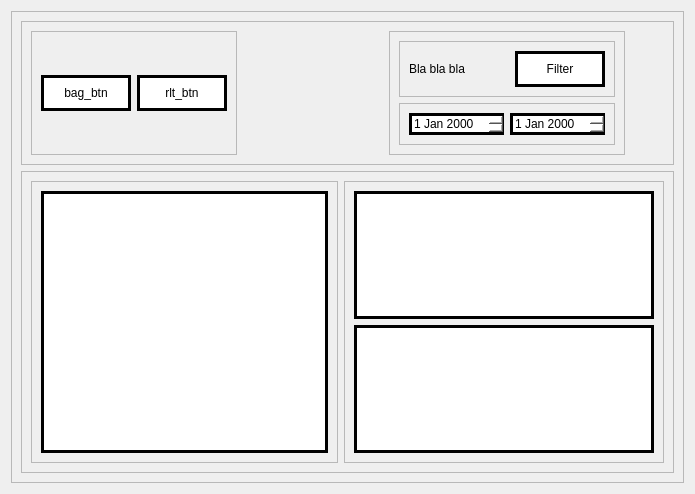
The window that PATP/asset_ctrl/templates/interfaces/patr_view.ui (eduardogm22/controle_patrimonio) describes before a commit, drawn with Qt 5.
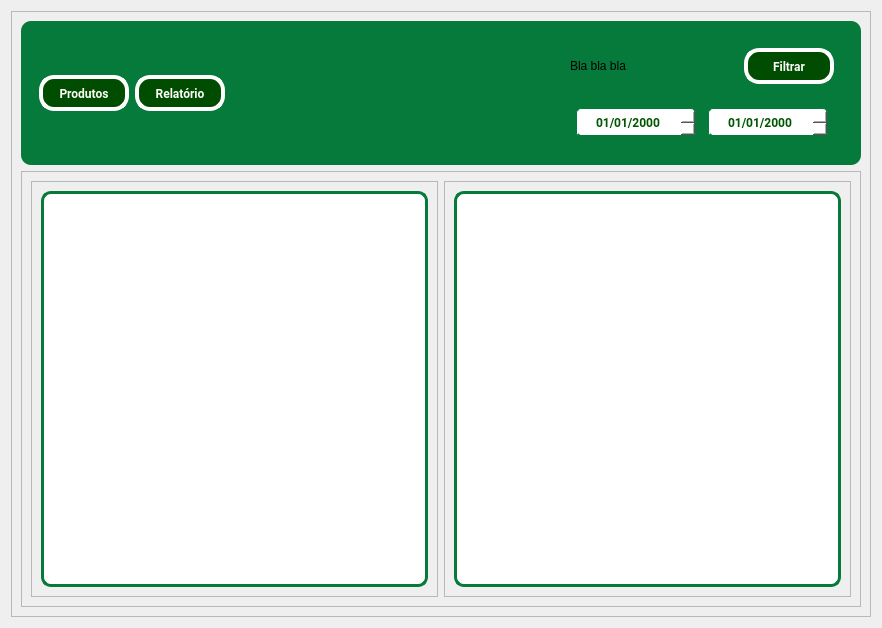
The same window after the commit.

What changed in the file:
```diff
--- a/PATP/asset_ctrl/templates/interfaces/patr_view.ui
+++ b/PATP/asset_ctrl/templates/interfaces/patr_view.ui
@@ -6,8 +6,8 @@
    <rect>
     <x>0</x>
     <y>0</y>
-    <width>695</width>
-    <height>494</height>
+    <width>882</width>
+    <height>628</height>
    </rect>
   </property>
   <property name="windowTitle">
@@ -25,6 +25,14 @@
      <layout class="QVBoxLayout" name="verticalLayout_2">
       <item>
        <widget class="QFrame" name="frame_2">
+        <property name="styleSheet">
+         <string notr="true">border-radius:
+10px;
+border:5px solid #057A3A;
+background-color: #057A3A;
+border-bottom: 2px solid rgb(108, 108, 108);
+border:none;</string>
+        </property>
         <property name="frameShape">
          <enum>QFrame::StyledPanel</enum>
         </property>
@@ -34,6 +42,9 @@
         <layout class="QHBoxLayout" name="horizontalLayout_2">
          <item alignment="Qt::AlignLeft">
           <widget class="QFrame" name="frame_4">
+           <property name="styleSheet">
+            <string notr="true">border:none;</string>
+           </property>
            <property name="frameShape">
             <enum>QFrame::StyledPanel</enum>
            </property>
@@ -55,12 +66,36 @@
                 <height>36</height>
                </size>
               </property>
+              <property name="font">
+               <font>
+                <family>Roboto</family>
+                <pointsize>9</pointsize>
+                <weight>75</weight>
+                <bold>true</bold>
+               </font>
+              </property>
               <property name="styleSheet">
-               <string notr="true">background-color:white;
-border:3px solid black;</string>
+               <string notr="true">
+
+QPushButton { color:rgb(254, 253, 247);
+	border-radius:15px;		
+	border: 4px solid rgb(255, 255, 255);
+	background-color: rgb(0, 76, 0)
+
+ }
+
+QPushButton:hover{background-color:#057A3A;color:white}
+
+QPushButton:pressed{
+ padding-left: 5px;
+ padding-top:5px;
+ 
+	background-color: rgb(0, 85, 0);
+ 
+}</string>
               </property>
               <property name="text">
-               <string>bag_btn</string>
+               <string>Produtos</string>
               </property>
              </widget>
             </item>
@@ -78,20 +113,59 @@
                 <height>36</height>
                </size>
               </property>
+              <property name="font">
+               <font>
+                <family>Roboto</family>
+                <pointsize>9</pointsize>
+                <weight>75</weight>
+                <bold>true</bold>
+               </font>
+              </property>
               <property name="styleSheet">
-               <string notr="true">background-color:white;
-border:3px solid black;</string>
+               <string notr="true">
+
+QPushButton { color:rgb(254, 253, 247);
+	border-radius:15px;		
+	border: 4px solid rgb(255, 255, 255);
+	background-color: rgb(0, 76, 0)
+
+ }
+
+QPushButton:hover{background-color:#057A3A;color:white}
+
+QPushButton:pressed{
+ padding-left: 5px;
+ padding-top:5px;
+ 
+	background-color: rgb(0, 85, 0);
+ 
+}</string>
               </property>
               <property name="text">
-               <string>rlt_btn</string>
+               <string>Relatório</string>
               </property>
              </widget>
             </item>
            </layout>
           </widget>
          </item>
-         <item alignment="Qt::AlignHCenter">
+         <item alignment="Qt::AlignRight">
           <widget class="QFrame" name="frame_3">
+           <property name="minimumSize">
+            <size>
+             <width>300</width>
+             <height>0</height>
+            </size>
+           </property>
+           <property name="maximumSize">
+            <size>
+             <width>300</width>
+             <height>16777215</height>
+            </size>
+           </property>
+           <property name="styleSheet">
+            <string notr="true">border:none;</string>
+           </property>
            <property name="frameShape">
             <enum>QFrame::StyledPanel</enum>
            </property>
@@ -101,6 +175,9 @@
            <layout class="QVBoxLayout" name="verticalLayout_3">
             <item>
              <widget class="QFrame" name="frame_9">
+              <property name="styleSheet">
+               <string notr="true">border:none;</string>
+              </property>
               <property name="frameShape">
                <enum>QFrame::StyledPanel</enum>
               </property>
@@ -129,12 +206,36 @@
                    <height>36</height>
                   </size>
                  </property>
+                 <property name="font">
+                  <font>
+                   <family>Roboto</family>
+                   <pointsize>9</pointsize>
+                   <weight>75</weight>
+                   <bold>true</bold>
+                  </font>
+                 </property>
                  <property name="styleSheet">
-                  <string notr="true">background-color:white;
-border:3px solid black;</string>
+                  <string notr="true">
+
+QPushButton { color:rgb(254, 253, 247);
+	border-radius:15px;		
+	border: 4px solid rgb(255, 255, 255);
+	background-color: rgb(0, 76, 0)
+
+ }
+
+QPushButton:hover{background-color:#057A3A;color:white}
+
+QPushButton:pressed{
+ padding-left: 5px;
+ padding-top:5px;
+ 
+	background-color: rgb(0, 85, 0);
+ 
+}</string>
                  </property>
                  <property name="text">
-                  <string>Filter</string>
+                  <string>Filtrar</string>
                  </property>
                 </widget>
                </item>
@@ -143,6 +244,9 @@
             </item>
             <item>
              <widget class="QFrame" name="frame_8">
+              <property name="styleSheet">
+               <string notr="true">border:none;</string>
+              </property>
               <property name="frameShape">
                <enum>QFrame::StyledPanel</enum>
               </property>
@@ -152,17 +256,96 @@
               <layout class="QHBoxLayout" name="horizontalLayout_3">
                <item>
                 <widget class="QDateEdit" name="dt_inicial">
+                 <property name="minimumSize">
+                  <size>
+                   <width>90</width>
+                   <height>30</height>
+                  </size>
+                 </property>
+                 <property name="maximumSize">
+                  <size>
+                   <width>120</width>
+                   <height>30</height>
+                  </size>
+                 </property>
+                 <property name="font">
+                  <font>
+                   <family>Roboto</family>
+                   <pointsize>9</pointsize>
+                   <weight>75</weight>
+                   <bold>true</bold>
+                  </font>
+                 </property>
                  <property name="styleSheet">
-                  <string notr="true">background-color:white;
-border:3px solid black;</string>
+                  <string notr="true">QDateEdit{
+color:rgb(0, 85, 0);
+background-color:white;	
+border-radius: 5px;
+border: 1px solid #057A3A;
+border-bottom: 3px solid #057A3A;
+}
+
+
+/* Estilo dos botões de navegação */
+QCalendarWidget QToolButton {
+    color: #FFFFFF; /* Cor do texto dos botões */
+    background-color: rgb(0, 85, 0); /* Cor de fundo dos botões */
+    border: none; /* Sem borda */
+}</string>
+                 </property>
+                 <property name="alignment">
+                  <set>Qt::AlignCenter</set>
+                 </property>
+                 <property name="displayFormat">
+                  <string>dd/MM/yyyy</string>
                  </property>
                 </widget>
                </item>
                <item>
                 <widget class="QDateEdit" name="dt_final">
+                 <property name="minimumSize">
+                  <size>
+                   <width>90</width>
+                   <height>30</height>
+                  </size>
+                 </property>
+                 <property name="maximumSize">
+                  <size>
+                   <width>120</width>
+                   <height>30</height>
+                  </size>
+                 </property>
+                 <property name="font">
+                  <font>
+                   <family>Roboto</family>
+                   <pointsize>9</pointsize>
+                   <weight>75</weight>
+                   <bold>true</bold>
+                  </font>
+                 </property>
                  <property name="styleSheet">
-                  <string notr="true">background-color:white;
-border:3px solid black;</string>
+                  <string notr="true">QDateEdit{
+color:rgb(0, 85, 0);
+background-color:white;	
+border-radius: 5px;
+border: 1px solid #057A3A;
+border-bottom: 3px solid #057A3A;
+
+}
+
+
+/* Estilo dos botões de navegação */
+QCalendarWidget QToolButton {
+    color: #FFFFFF; /* Cor do texto dos botões */
+    background-color: rgb(0, 85, 0); /* Cor de fundo dos botões */
+    border: none; /* Sem borda */
+}</string>
+                 </property>
+                 <property name="alignment">
+                  <set>Qt::AlignCenter</set>
+                 </property>
+                 <property name="displayFormat">
+                  <string>dd/MM/yyyy</string>
                  </property>
                 </widget>
                </item>
@@ -194,10 +377,13 @@
            </property>
            <layout class="QVBoxLayout" name="verticalLayout_5">
             <item>
-             <widget class="QListView" name="list_patr">
+             <widget class="QTableView" name="list_patr">
               <property name="styleSheet">
-               <string notr="true">background-color:white;
-border:3px solid black;</string>
+               <string notr="true">background-color:white;	
+border:3px solid #057A3A;
+border-radius:10px
+
+</string>
               </property>
              </widget>
             </item>
@@ -223,33 +409,19 @@
               </property>
               <property name="maximumSize">
                <size>
-                <width>300</width>
+                <width>600</width>
                 <height>16777215</height>
                </size>
               </property>
               <property name="styleSheet">
-               <string notr="true">background-color:white;
-border:3px solid black;</string>
+               <string notr="true">background-color:white;	
+border:3px solid #057A3A;
+border-radius:10px
+
+</string>
               </property>
-             </widget>
-            </item>
-            <item>
-             <widget class="QListView" name="date_view">
-              <property name="minimumSize">
-               <size>
-                <width>300</width>
-                <height>0</height>
-               </size>
-              </property>
-              <property name="maximumSize">
-               <size>
-                <width>300</width>
-                <height>16777215</height>
-               </size>
-              </property>
-              <property name="styleSheet">
-               <string notr="true">background-color:white;
-border:3px solid black;</string>
+              <property name="viewportUpdateMode">
+               <enum>QGraphicsView::FullViewportUpdate</enum>
               </property>
              </widget>
             </item>
```
Left out of the diff: 2 changed lines with no effect on the pictures.
